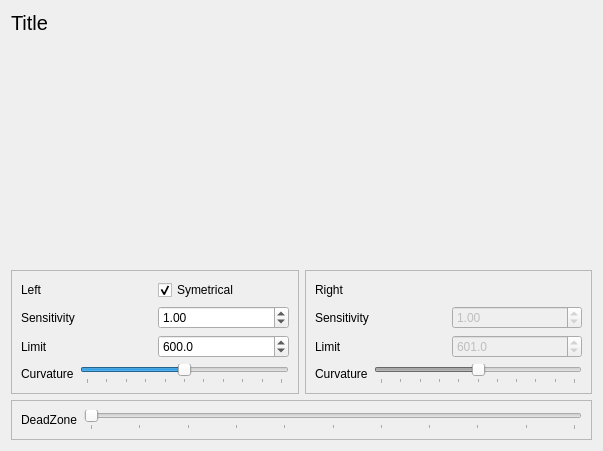
This is src/qt_gui/scurve.ui in mavak/linux-track as Qt 5 draws it before an edit. The edited form follows.
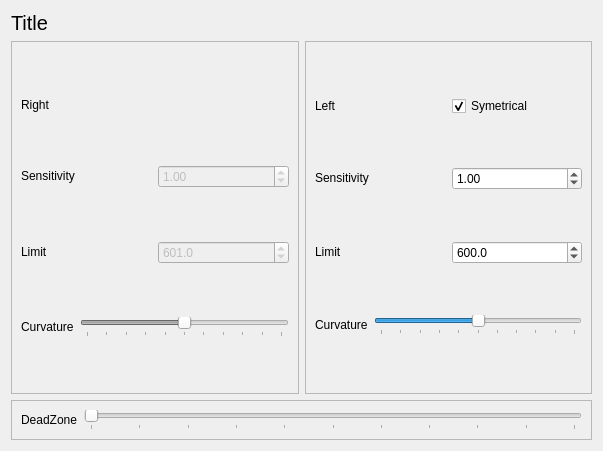
This is the edited form.

Commit message: Fixed sensitivity curves setup dialog - didn't respond correctly to resizing.

The edit to the form file:
```diff
--- a/src/qt_gui/scurve.ui
+++ b/src/qt_gui/scurve.ui
@@ -33,36 +33,199 @@
     </widget>
    </item>
    <item>
-    <widget class="QWidget" name="SCView" native="true">
-     <property name="sizePolicy">
-      <sizepolicy hsizetype="Preferred" vsizetype="Expanding">
-       <horstretch>0</horstretch>
-       <verstretch>0</verstretch>
-      </sizepolicy>
+    <layout class="QVBoxLayout" name="SCView">
+     <property name="sizeConstraint">
+      <enum>QLayout::SetMinimumSize</enum>
      </property>
-     <property name="minimumSize">
-      <size>
-       <width>360</width>
-       <height>180</height>
-      </size>
-     </property>
-    </widget>
+    </layout>
    </item>
    <item>
-    <layout class="QHBoxLayout" name="horizontalLayout_2">
+    <layout class="QHBoxLayout" name="horizontalLayout_11">
+     <item>
+      <widget class="QFrame" name="frame_2">
+       <property name="sizePolicy">
+        <sizepolicy hsizetype="Preferred" vsizetype="Minimum">
+         <horstretch>0</horstretch>
+         <verstretch>0</verstretch>
+        </sizepolicy>
+       </property>
+       <property name="frameShape">
+        <enum>QFrame::StyledPanel</enum>
+       </property>
+       <property name="frameShadow">
+        <enum>QFrame::Raised</enum>
+       </property>
+       <layout class="QVBoxLayout" name="verticalLayout_2">
+        <item>
+         <widget class="QLabel" name="SCRightLabel">
+          <property name="sizePolicy">
+           <sizepolicy hsizetype="Preferred" vsizetype="Maximum">
+            <horstretch>0</horstretch>
+            <verstretch>0</verstretch>
+           </sizepolicy>
+          </property>
+          <property name="text">
+           <string>Right</string>
+          </property>
+         </widget>
+        </item>
+        <item>
+         <layout class="QHBoxLayout" name="horizontalLayout">
+          <item>
+           <widget class="QLabel" name="label">
+            <property name="sizePolicy">
+             <sizepolicy hsizetype="Preferred" vsizetype="Maximum">
+              <horstretch>0</horstretch>
+              <verstretch>0</verstretch>
+             </sizepolicy>
+            </property>
+            <property name="text">
+             <string>Sensitivity</string>
+            </property>
+           </widget>
+          </item>
+          <item>
+           <widget class="QDoubleSpinBox" name="SCRightFactor">
+            <property name="enabled">
+             <bool>false</bool>
+            </property>
+            <property name="sizePolicy">
+             <sizepolicy hsizetype="Minimum" vsizetype="Maximum">
+              <horstretch>0</horstretch>
+              <verstretch>0</verstretch>
+             </sizepolicy>
+            </property>
+            <property name="minimum">
+             <double>0.000000000000000</double>
+            </property>
+            <property name="maximum">
+             <double>100.000000000000000</double>
+            </property>
+            <property name="singleStep">
+             <double>0.100000000000000</double>
+            </property>
+            <property name="value">
+             <double>1.000000000000000</double>
+            </property>
+           </widget>
+          </item>
+         </layout>
+        </item>
+        <item>
+         <layout class="QHBoxLayout" name="horizontalLayout_5">
+          <item>
+           <widget class="QLabel" name="label_3">
+            <property name="sizePolicy">
+             <sizepolicy hsizetype="Preferred" vsizetype="Maximum">
+              <horstretch>0</horstretch>
+              <verstretch>0</verstretch>
+             </sizepolicy>
+            </property>
+            <property name="text">
+             <string>Limit</string>
+            </property>
+           </widget>
+          </item>
+          <item>
+           <widget class="QDoubleSpinBox" name="SCRightLimit">
+            <property name="enabled">
+             <bool>false</bool>
+            </property>
+            <property name="sizePolicy">
+             <sizepolicy hsizetype="Minimum" vsizetype="Maximum">
+              <horstretch>0</horstretch>
+              <verstretch>0</verstretch>
+             </sizepolicy>
+            </property>
+            <property name="decimals">
+             <number>1</number>
+            </property>
+            <property name="minimum">
+             <double>1.000000000000000</double>
+            </property>
+            <property name="maximum">
+             <double>9999.899999999999636</double>
+            </property>
+            <property name="value">
+             <double>601.000000000000000</double>
+            </property>
+           </widget>
+          </item>
+         </layout>
+        </item>
+        <item>
+         <layout class="QHBoxLayout" name="horizontalLayout_8">
+          <item>
+           <widget class="QLabel" name="SCCurvR">
+            <property name="sizePolicy">
+             <sizepolicy hsizetype="Preferred" vsizetype="Maximum">
+              <horstretch>0</horstretch>
+              <verstretch>0</verstretch>
+             </sizepolicy>
+            </property>
+            <property name="text">
+             <string>Curvature</string>
+            </property>
+           </widget>
+          </item>
+          <item>
+           <widget class="QSlider" name="SCRightCurv">
+            <property name="enabled">
+             <bool>false</bool>
+            </property>
+            <property name="sizePolicy">
+             <sizepolicy hsizetype="Expanding" vsizetype="Maximum">
+              <horstretch>0</horstretch>
+              <verstretch>0</verstretch>
+             </sizepolicy>
+            </property>
+            <property name="maximum">
+             <number>100</number>
+            </property>
+            <property name="value">
+             <number>50</number>
+            </property>
+            <property name="orientation">
+             <enum>Qt::Horizontal</enum>
+            </property>
+            <property name="tickPosition">
+             <enum>QSlider::TicksBelow</enum>
+            </property>
+            <property name="tickInterval">
+             <number>10</number>
+            </property>
+           </widget>
+          </item>
+         </layout>
+        </item>
+       </layout>
+      </widget>
+     </item>
      <item>
       <widget class="QFrame" name="frame">
+       <property name="sizePolicy">
+        <sizepolicy hsizetype="Preferred" vsizetype="Minimum">
+         <horstretch>0</horstretch>
+         <verstretch>0</verstretch>
+        </sizepolicy>
+       </property>
        <property name="frameShape">
         <enum>QFrame::StyledPanel</enum>
        </property>
        <property name="frameShadow">
-        <enum>QFrame::Plain</enum>
+        <enum>QFrame::Raised</enum>
        </property>
        <layout class="QVBoxLayout" name="verticalLayout">
         <item>
          <layout class="QHBoxLayout" name="horizontalLayout_9">
           <item>
            <widget class="QLabel" name="SCLeftLabel">
+            <property name="sizePolicy">
+             <sizepolicy hsizetype="Preferred" vsizetype="Maximum">
+              <horstretch>0</horstretch>
+              <verstretch>0</verstretch>
+             </sizepolicy>
+            </property>
             <property name="text">
              <string>Left</string>
             </property>
@@ -70,6 +233,12 @@
           </item>
           <item>
            <widget class="QCheckBox" name="SCSymetrical">
+            <property name="sizePolicy">
+             <sizepolicy hsizetype="Minimum" vsizetype="Maximum">
+              <horstretch>0</horstretch>
+              <verstretch>0</verstretch>
+             </sizepolicy>
+            </property>
             <property name="text">
              <string>Symetrical</string>
             </property>
@@ -84,6 +253,12 @@
          <layout class="QHBoxLayout" name="horizontalLayout_3">
           <item>
            <widget class="QLabel" name="label_9">
+            <property name="sizePolicy">
+             <sizepolicy hsizetype="Preferred" vsizetype="Maximum">
+              <horstretch>0</horstretch>
+              <verstretch>0</verstretch>
+             </sizepolicy>
+            </property>
             <property name="text">
              <string>Sensitivity</string>
             </property>
@@ -91,6 +266,12 @@
           </item>
           <item>
            <widget class="QDoubleSpinBox" name="SCLeftFactor">
+            <property name="sizePolicy">
+             <sizepolicy hsizetype="Minimum" vsizetype="Maximum">
+              <horstretch>0</horstretch>
+              <verstretch>0</verstretch>
+             </sizepolicy>
+            </property>
             <property name="minimum">
              <double>0.000000000000000</double>
             </property>
@@ -111,6 +292,12 @@
          <layout class="QHBoxLayout" name="horizontalLayout_6">
           <item>
            <widget class="QLabel" name="label_2">
+            <property name="sizePolicy">
+             <sizepolicy hsizetype="Preferred" vsizetype="Maximum">
+              <horstretch>0</horstretch>
+              <verstretch>0</verstretch>
+             </sizepolicy>
+            </property>
             <property name="text">
              <string>Limit</string>
             </property>
@@ -118,6 +305,12 @@
           </item>
           <item>
            <widget class="QDoubleSpinBox" name="SCLeftLimit">
+            <property name="sizePolicy">
+             <sizepolicy hsizetype="Minimum" vsizetype="Maximum">
+              <horstretch>0</horstretch>
+              <verstretch>0</verstretch>
+             </sizepolicy>
+            </property>
             <property name="decimals">
              <number>1</number>
             </property>
@@ -138,6 +331,12 @@
          <layout class="QHBoxLayout" name="horizontalLayout_7">
           <item>
            <widget class="QLabel" name="SCCurvL">
+            <property name="sizePolicy">
+             <sizepolicy hsizetype="Preferred" vsizetype="Maximum">
+              <horstretch>0</horstretch>
+              <verstretch>0</verstretch>
+             </sizepolicy>
+            </property>
             <property name="text">
              <string>Curvature</string>
             </property>
@@ -148,117 +347,11 @@
             <property name="enabled">
              <bool>true</bool>
             </property>
-            <property name="maximum">
-             <number>100</number>
-            </property>
-            <property name="value">
-             <number>50</number>
-            </property>
-            <property name="orientation">
-             <enum>Qt::Horizontal</enum>
-            </property>
-            <property name="tickPosition">
-             <enum>QSlider::TicksBelow</enum>
-            </property>
-            <property name="tickInterval">
-             <number>10</number>
-            </property>
-           </widget>
-          </item>
-         </layout>
-        </item>
-       </layout>
-      </widget>
-     </item>
-     <item>
-      <widget class="QFrame" name="frame_2">
-       <property name="frameShape">
-        <enum>QFrame::StyledPanel</enum>
-       </property>
-       <property name="frameShadow">
-        <enum>QFrame::Raised</enum>
-       </property>
-       <layout class="QVBoxLayout" name="verticalLayout_2">
-        <item>
-         <widget class="QLabel" name="SCRightLabel">
-          <property name="text">
-           <string>Right</string>
-          </property>
-         </widget>
-        </item>
-        <item>
-         <layout class="QHBoxLayout" name="horizontalLayout">
-          <item>
-           <widget class="QLabel" name="label">
-            <property name="text">
-             <string>Sensitivity</string>
-            </property>
-           </widget>
-          </item>
-          <item>
-           <widget class="QDoubleSpinBox" name="SCRightFactor">
-            <property name="enabled">
-             <bool>false</bool>
-            </property>
-            <property name="minimum">
-             <double>0.000000000000000</double>
-            </property>
-            <property name="maximum">
-             <double>100.000000000000000</double>
-            </property>
-            <property name="singleStep">
-             <double>0.100000000000000</double>
-            </property>
-            <property name="value">
-             <double>1.000000000000000</double>
-            </property>
-           </widget>
-          </item>
-         </layout>
-        </item>
-        <item>
-         <layout class="QHBoxLayout" name="horizontalLayout_5">
-          <item>
-           <widget class="QLabel" name="label_3">
-            <property name="text">
-             <string>Limit</string>
-            </property>
-           </widget>
-          </item>
-          <item>
-           <widget class="QDoubleSpinBox" name="SCRightLimit">
-            <property name="enabled">
-             <bool>false</bool>
-            </property>
-            <property name="decimals">
-             <number>1</number>
-            </property>
-            <property name="minimum">
-             <double>1.000000000000000</double>
-            </property>
-            <property name="maximum">
-             <double>9999.899999999999636</double>
-            </property>
-            <property name="value">
-             <double>601.000000000000000</double>
-            </property>
-           </widget>
-          </item>
-         </layout>
-        </item>
-        <item>
-         <layout class="QHBoxLayout" name="horizontalLayout_8">
-          <item>
-           <widget class="QLabel" name="SCCurvR">
-            <property name="text">
-             <string>Curvature</string>
-            </property>
-           </widget>
-          </item>
-          <item>
-           <widget class="QSlider" name="SCRightCurv">
-            <property name="enabled">
-             <bool>false</bool>
+            <property name="sizePolicy">
+             <sizepolicy hsizetype="Expanding" vsizetype="Maximum">
+              <horstretch>0</horstretch>
+              <verstretch>0</verstretch>
+             </sizepolicy>
             </property>
             <property name="maximum">
              <number>100</number>
@@ -286,6 +379,12 @@
    </item>
    <item>
     <widget class="QFrame" name="frame_3">
+     <property name="sizePolicy">
+      <sizepolicy hsizetype="Minimum" vsizetype="Maximum">
+       <horstretch>0</horstretch>
+       <verstretch>0</verstretch>
+      </sizepolicy>
+     </property>
      <property name="frameShape">
       <enum>QFrame::StyledPanel</enum>
      </property>
```
The commit also changes 5 other files.
